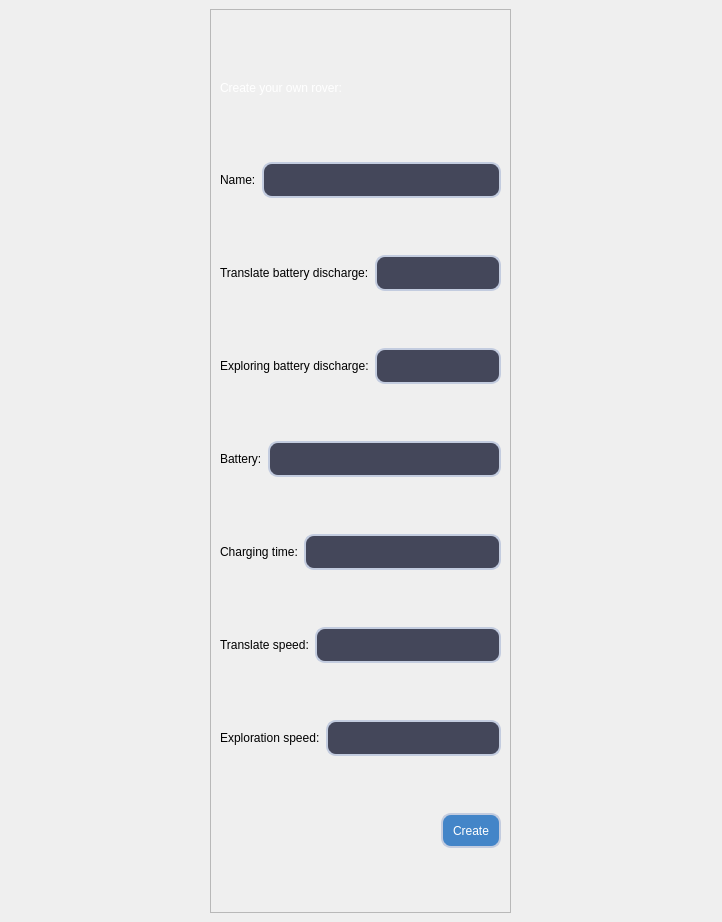
ClaraMirandaGarcia/Rovers, file testProjectPykka/gui/pages/pages.ui: the form before one commit.
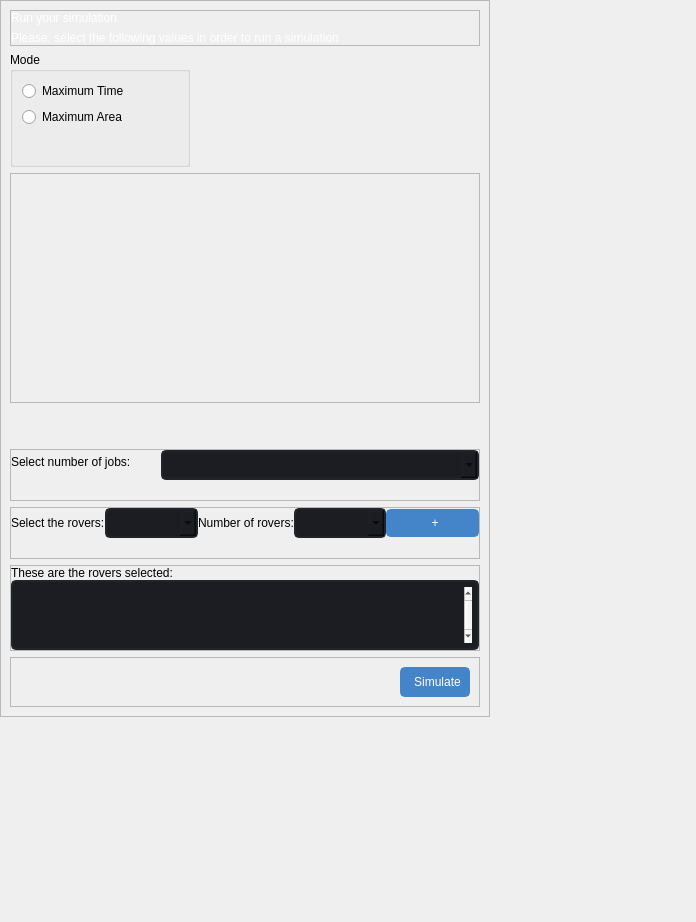
The form after the commit. The open tabs and pages were chosen to show the change. Icons and pictures are not drawn.

```diff
--- a/testProjectPykka/gui/pages/pages.ui
+++ b/testProjectPykka/gui/pages/pages.ui
@@ -6,7 +6,7 @@
    <rect>
     <x>0</x>
     <y>0</y>
-    <width>722</width>
+    <width>696</width>
     <height>922</height>
    </rect>
   </property>
@@ -124,9 +124,24 @@
        <item>
         <layout class="QGridLayout" name="gridLayout_10">
          <item row="0" column="0">
-          <widget class="QLabel" name="label_13">
+          <widget class="QLabel" name="label_name_create">
+           <property name="minimumSize">
+            <size>
+             <width>210</width>
+             <height>0</height>
+            </size>
+           </property>
+           <property name="maximumSize">
+            <size>
+             <width>210</width>
+             <height>16777215</height>
+            </size>
+           </property>
+           <property name="styleSheet">
+            <string notr="true">font: 11pt &quot;Segoe UI&quot;;</string>
+           </property>
            <property name="text">
-            <string>Name:</string>
+            <string>Name of the rover:</string>
            </property>
           </widget>
          </item>
@@ -134,11 +149,15 @@
           <widget class="QLineEdit" name="name_lineEdit">
            <property name="styleSheet">
             <string notr="true">QLineEdit{
-	background-color:rgb(68,71,90);
-	padding: 8px;
-	border: 2px solid #c3ccdf;
-	color: rgb(255, 255, 255);
-	border-radius: 10px;
+	background-color: rgb(27, 29, 35);
+	border-radius: 5px;
+	border: 2px solid rgb(33, 37, 43);
+	padding: 5px;
+	padding-left: 10px;
+}
+
+QLineEdit:hover{
+	border: 1px solid #c3ccdf;
 }</string>
            </property>
           </widget>
@@ -151,19 +170,38 @@
           <widget class="QLineEdit" name="trans_dis_lineEdit">
            <property name="styleSheet">
             <string notr="true">QLineEdit{
-	background-color:rgb(68,71,90);
-	padding: 8px;
-	border: 2px solid #c3ccdf;
-	color: rgb(255, 255, 255);
-	border-radius: 10px;
+	background-color: rgb(27, 29, 35);
+	border-radius: 5px;
+	border: 2px solid rgb(33, 37, 43);
+	padding: 5px;
+	padding-left: 10px;
+}
+
+QLineEdit:hover{
+	border: 1px solid #c3ccdf;
 }</string>
            </property>
           </widget>
          </item>
          <item row="0" column="0">
-          <widget class="QLabel" name="label_16">
+          <widget class="QLabel" name="label_trans_bat_create">
+           <property name="minimumSize">
+            <size>
+             <width>210</width>
+             <height>0</height>
+            </size>
+           </property>
+           <property name="maximumSize">
+            <size>
+             <width>210</width>
+             <height>16777215</height>
+            </size>
+           </property>
+           <property name="styleSheet">
+            <string notr="true">font: 11pt &quot;Segoe UI&quot;;</string>
+           </property>
            <property name="text">
-            <string>Translate battery discharge:</string>
+            <string>Translate battery discharge (W):</string>
            </property>
           </widget>
          </item>
@@ -172,9 +210,24 @@
        <item>
         <layout class="QGridLayout" name="gridLayout_11">
          <item row="0" column="0">
-          <widget class="QLabel" name="label_14">
+          <widget class="QLabel" name="label_exp_dis_create">
+           <property name="minimumSize">
+            <size>
+             <width>210</width>
+             <height>0</height>
+            </size>
+           </property>
+           <property name="maximumSize">
+            <size>
+             <width>210</width>
+             <height>16777215</height>
+            </size>
+           </property>
+           <property name="styleSheet">
+            <string notr="true">font: 11pt &quot;Segoe UI&quot;;</string>
+           </property>
            <property name="text">
-            <string>Exploring battery discharge:</string>
+            <string>Exploring battery discharge (W):</string>
            </property>
           </widget>
          </item>
@@ -182,11 +235,15 @@
           <widget class="QLineEdit" name="exp_dis_lineEdit">
            <property name="styleSheet">
             <string notr="true">QLineEdit{
-	background-color:rgb(68,71,90);
-	padding: 8px;
-	border: 2px solid #c3ccdf;
-	color: rgb(255, 255, 255);
-	border-radius: 10px;
+	background-color: rgb(27, 29, 35);
+	border-radius: 5px;
+	border: 2px solid rgb(33, 37, 43);
+	padding: 5px;
+	padding-left: 10px;
+}
+
+QLineEdit:hover{
+	border: 1px solid #c3ccdf;
 }</string>
            </property>
           </widget>
@@ -196,9 +253,24 @@
        <item>
         <layout class="QGridLayout" name="gridLayout_14">
          <item row="0" column="0">
-          <widget class="QLabel" name="label_17">
+          <widget class="QLabel" name="label_bat_create">
+           <property name="minimumSize">
+            <size>
+             <width>210</width>
+             <height>0</height>
+            </size>
+           </property>
+           <property name="maximumSize">
+            <size>
+             <width>210</width>
+             <height>16777215</height>
+            </size>
+           </property>
+           <property name="styleSheet">
+            <string notr="true">font: 11pt &quot;Segoe UI&quot;;</string>
+           </property>
            <property name="text">
-            <string>Battery:</string>
+            <string>Battery (W/h):</string>
            </property>
           </widget>
          </item>
@@ -206,11 +278,15 @@
           <widget class="QLineEdit" name="bat_lineEdit">
            <property name="styleSheet">
             <string notr="true">QLineEdit{
-	background-color:rgb(68,71,90);
-	padding: 8px;
-	border: 2px solid #c3ccdf;
-	color: rgb(255, 255, 255);
-	border-radius: 10px;
+	background-color: rgb(27, 29, 35);
+	border-radius: 5px;
+	border: 2px solid rgb(33, 37, 43);
+	padding: 5px;
+	padding-left: 10px;
+}
+
+QLineEdit:hover{
+	border: 1px solid #c3ccdf;
 }</string>
            </property>
           </widget>
@@ -220,9 +296,24 @@
        <item>
         <layout class="QGridLayout" name="gridLayout_9">
          <item row="0" column="0">
-          <widget class="QLabel" name="label_11">
+          <widget class="QLabel" name="label_ch_time_create">
+           <property name="minimumSize">
+            <size>
+             <width>210</width>
+             <height>0</height>
+            </size>
+           </property>
+           <property name="maximumSize">
+            <size>
+             <width>210</width>
+             <height>16777215</height>
+            </size>
+           </property>
+           <property name="styleSheet">
+            <string notr="true">font: 11pt &quot;Segoe UI&quot;;</string>
+           </property>
            <property name="text">
-            <string>Charging time:</string>
+            <string>Charging time (minutes):</string>
            </property>
           </widget>
          </item>
@@ -230,11 +321,15 @@
           <widget class="QLineEdit" name="ch_time_lineEdit">
            <property name="styleSheet">
             <string notr="true">QLineEdit{
-	background-color:rgb(68,71,90);
-	padding: 8px;
-	border: 2px solid #c3ccdf;
-	color: rgb(255, 255, 255);
-	border-radius: 10px;
+	background-color: rgb(27, 29, 35);
+	border-radius: 5px;
+	border: 2px solid rgb(33, 37, 43);
+	padding: 5px;
+	padding-left: 10px;
+}
+
+QLineEdit:hover{
+	border: 1px solid #c3ccdf;
 }</string>
            </property>
           </widget>
@@ -244,9 +339,24 @@
        <item>
         <layout class="QGridLayout" name="gridLayout_12">
          <item row="0" column="0">
-          <widget class="QLabel" name="label_15">
+          <widget class="QLabel" name="label_trans_sp_create">
+           <property name="minimumSize">
+            <size>
+             <width>210</width>
+             <height>0</height>
+            </size>
+           </property>
+           <property name="maximumSize">
+            <size>
+             <width>210</width>
+             <height>16777215</height>
+            </size>
+           </property>
+           <property name="styleSheet">
+            <string notr="true">font: 11pt &quot;Segoe UI&quot;;</string>
+           </property>
            <property name="text">
-            <string>Translate speed:</string>
+            <string>Translate speed (m/min):</string>
            </property>
           </widget>
          </item>
@@ -254,11 +364,15 @@
           <widget class="QLineEdit" name="trans_sp_lineEdit">
            <property name="styleSheet">
             <string notr="true">QLineEdit{
-	background-color:rgb(68,71,90);
-	padding: 8px;
-	border: 2px solid #c3ccdf;
-	color: rgb(255, 255, 255);
-	border-radius: 10px;
+	background-color: rgb(27, 29, 35);
+	border-radius: 5px;
+	border: 2px solid rgb(33, 37, 43);
+	padding: 5px;
+	padding-left: 10px;
+}
+
+QLineEdit:hover{
+	border: 1px solid #c3ccdf;
 }</string>
            </property>
           </widget>
@@ -271,20 +385,38 @@
           <widget class="QLineEdit" name="exp_sp_lineEdit">
            <property name="styleSheet">
             <string notr="true">QLineEdit{
-	background-color:rgb(68,71,90);
-	padding: 8px;
-	border: 2px solid #c3ccdf;
-	color: rgb(255, 255, 255);
-	border-radius: 10px;
+	background-color: rgb(27, 29, 35);
+	border-radius: 5px;
+	border: 2px solid rgb(33, 37, 43);
+	padding: 5px;
+	padding-left: 10px;
 }
-</string>
+
+QLineEdit:hover{
+	border: 1px solid #c3ccdf;
+}</string>
            </property>
           </widget>
          </item>
          <item row="0" column="0">
-          <widget class="QLabel" name="label_18">
+          <widget class="QLabel" name="label_exp_sp">
+           <property name="minimumSize">
+            <size>
+             <width>210</width>
+             <height>0</height>
+            </size>
+           </property>
+           <property name="maximumSize">
+            <size>
+             <width>210</width>
+             <height>16777215</height>
+            </size>
+           </property>
+           <property name="styleSheet">
+            <string notr="true">font: 11pt &quot;Segoe UI&quot;;</string>
+           </property>
            <property name="text">
-            <string>Exploration speed:</string>
+            <string>Exploration speed (m/min):</string>
            </property>
           </widget>
          </item>
@@ -322,9 +454,12 @@
            <property name="styleSheet">
             <string notr="true">QPushButton{
 	background-color :rgb(67,133,200);
-	border: 2px solid #c3ccdf;
 	color: rgb(255, 255, 255);
-	border-radius: 10px;
+	font: 11pt &quot;Segoe UI&quot;;
+	border-radius: 5px;
+	border: 2px solid rgb(67,133,200);
+	padding: 5px;
+	padding-left: 10px;
 }
 
 QPushButton:hover{
@@ -630,6 +765,705 @@
     </item>
    </layout>
   </widget>
+  <widget class="QWidget" name="page_simulation">
+   <property name="layoutDirection">
+    <enum>Qt::LeftToRight</enum>
+   </property>
+   <layout class="QVBoxLayout" name="verticalLayout_14">
+    <property name="spacing">
+     <number>0</number>
+    </property>
+    <property name="leftMargin">
+     <number>0</number>
+    </property>
+    <property name="topMargin">
+     <number>0</number>
+    </property>
+    <property name="rightMargin">
+     <number>0</number>
+    </property>
+    <property name="bottomMargin">
+     <number>0</number>
+    </property>
+    <item alignment="Qt::AlignLeft|Qt::AlignTop">
+     <widget class="QFrame" name="central_frame_simulation">
+      <property name="minimumSize">
+       <size>
+        <width>490</width>
+        <height>0</height>
+       </size>
+      </property>
+      <property name="maximumSize">
+       <size>
+        <width>490</width>
+        <height>16777215</height>
+       </size>
+      </property>
+      <property name="layoutDirection">
+       <enum>Qt::LeftToRight</enum>
+      </property>
+      <property name="frameShape">
+       <enum>QFrame::StyledPanel</enum>
+      </property>
+      <property name="frameShadow">
+       <enum>QFrame::Raised</enum>
+      </property>
+      <layout class="QVBoxLayout" name="verticalLayout_12">
+       <item>
+        <widget class="QFrame" name="top_frame">
+         <property name="frameShape">
+          <enum>QFrame::StyledPanel</enum>
+         </property>
+         <property name="frameShadow">
+          <enum>QFrame::Raised</enum>
+         </property>
+         <layout class="QVBoxLayout" name="verticalLayout_15">
+          <property name="leftMargin">
+           <number>0</number>
+          </property>
+          <property name="topMargin">
+           <number>0</number>
+          </property>
+          <property name="rightMargin">
+           <number>0</number>
+          </property>
+          <property name="bottomMargin">
+           <number>0</number>
+          </property>
+          <item>
+           <widget class="QLabel" name="label_run_simulation">
+            <property name="styleSheet">
+             <string notr="true">font: 700 14pt &quot;Segoe UI&quot;;
+color:rgb(255, 255, 255);</string>
+            </property>
+            <property name="text">
+             <string>Run your simulation</string>
+            </property>
+           </widget>
+          </item>
+          <item>
+           <widget class="QLabel" name="label_descrip_simulation">
+            <property name="styleSheet">
+             <string notr="true">font: 12pt &quot;Segoe UI&quot;;
+color:rgb(255, 255, 255);</string>
+            </property>
+            <property name="text">
+             <string>Please, select the following values in order to run a simulation</string>
+            </property>
+           </widget>
+          </item>
+         </layout>
+        </widget>
+       </item>
+       <item>
+        <widget class="QGroupBox" name="group_box_modes">
+         <property name="minimumSize">
+          <size>
+           <width>180</width>
+           <height>115</height>
+          </size>
+         </property>
+         <property name="maximumSize">
+          <size>
+           <width>180</width>
+           <height>115</height>
+          </size>
+         </property>
+         <property name="styleSheet">
+          <string notr="true">font: 12pt &quot;Segoe UI&quot;;</string>
+         </property>
+         <property name="title">
+          <string>Mode</string>
+         </property>
+         <layout class="QVBoxLayout" name="verticalLayout_16">
+          <property name="leftMargin">
+           <number>9</number>
+          </property>
+          <property name="topMargin">
+           <number>9</number>
+          </property>
+          <item>
+           <widget class="QRadioButton" name="radioButton_max_time">
+            <property name="styleSheet">
+             <string notr="true">QRadioButton::indicator {
+    border: 3px solid rgb(52, 59, 72);
+	width: 15px;
+	height: 15px;
+	border-radius: 10px;
+    background: rgb(44, 49, 60);
+}
+QRadioButton::indicator:hover {
+    border: 3px solid rgb(58, 66, 81);
+}
+QRadioButton::indicator:checked {
+    background: 3px solid rgb(94, 106, 130);
+	border: 3px solid rgb(52, 59, 72);	
+}
+font: 11pt &quot;Segoe UI&quot;;</string>
+            </property>
+            <property name="text">
+             <string>Maximum Time</string>
+            </property>
+           </widget>
+          </item>
+          <item>
+           <widget class="QRadioButton" name="radioButton_max_area">
+            <property name="styleSheet">
+             <string notr="true">QRadioButton::indicator {
+    border: 3px solid rgb(52, 59, 72);
+	width: 15px;
+	height: 15px;
+	border-radius: 10px;
+    background: rgb(44, 49, 60);
+}
+QRadioButton::indicator:hover {
+    border: 3px solid rgb(58, 66, 81);
+}
+QRadioButton::indicator:checked {
+    background: 3px solid rgb(94, 106, 130);
+	border: 3px solid rgb(52, 59, 72);	
+}
+font: 11pt &quot;Segoe UI&quot;;</string>
+            </property>
+            <property name="text">
+             <string>Maximum Area</string>
+            </property>
+           </widget>
+          </item>
+          <item>
+           <widget class="QLabel" name="lbl_error_mode">
+            <property name="text">
+             <string/>
+            </property>
+           </widget>
+          </item>
+         </layout>
+        </widget>
+       </item>
+       <item alignment="Qt::AlignLeft|Qt::AlignTop">
+        <widget class="QFrame" name="frame_simulation_widgets">
+         <property name="minimumSize">
+          <size>
+           <width>470</width>
+           <height>230</height>
+          </size>
+         </property>
+         <property name="maximumSize">
+          <size>
+           <width>200</width>
+           <height>230</height>
+          </size>
+         </property>
+         <property name="styleSheet">
+          <string notr="true"/>
+         </property>
+         <property name="frameShape">
+          <enum>QFrame::StyledPanel</enum>
+         </property>
+         <property name="frameShadow">
+          <enum>QFrame::Raised</enum>
+         </property>
+         <layout class="QVBoxLayout" name="fr_sim_widgets_layout">
+          <property name="spacing">
+           <number>0</number>
+          </property>
+          <property name="leftMargin">
+           <number>0</number>
+          </property>
+          <property name="topMargin">
+           <number>0</number>
+          </property>
+          <property name="rightMargin">
+           <number>0</number>
+          </property>
+          <property name="bottomMargin">
+           <number>0</number>
+          </property>
+         </layout>
+        </widget>
+       </item>
+       <item>
+        <spacer name="verticalSpacer">
+         <property name="orientation">
+          <enum>Qt::Vertical</enum>
+         </property>
+         <property name="sizeHint" stdset="0">
+          <size>
+           <width>20</width>
+           <height>40</height>
+          </size>
+         </property>
+        </spacer>
+       </item>
+       <item>
+        <widget class="QFrame" name="frame_jobs">
+         <property name="minimumSize">
+          <size>
+           <width>0</width>
+           <height>50</height>
+          </size>
+         </property>
+         <property name="frameShape">
+          <enum>QFrame::StyledPanel</enum>
+         </property>
+         <property name="frameShadow">
+          <enum>QFrame::Raised</enum>
+         </property>
+         <layout class="QHBoxLayout" name="horizontalLayout_4">
+          <property name="spacing">
+           <number>0</number>
+          </property>
+          <property name="leftMargin">
+           <number>0</number>
+          </property>
+          <property name="topMargin">
+           <number>0</number>
+          </property>
+          <property name="rightMargin">
+           <number>0</number>
+          </property>
+          <property name="bottomMargin">
+           <number>0</number>
+          </property>
+          <item>
+           <layout class="QFormLayout" name="formLayout_2">
+            <item row="0" column="0">
+             <widget class="QLabel" name="label_num_jobs">
+              <property name="minimumSize">
+               <size>
+                <width>150</width>
+                <height>0</height>
+               </size>
+              </property>
+              <property name="maximumSize">
+               <size>
+                <width>150</width>
+                <height>16777215</height>
+               </size>
+              </property>
+              <property name="styleSheet">
+               <string notr="true">font: 11pt &quot;Segoe UI&quot;;</string>
+              </property>
+              <property name="text">
+               <string>Select number of jobs:</string>
+              </property>
+             </widget>
+            </item>
+            <item row="0" column="1">
+             <widget class="QComboBox" name="cb_num_jobs">
+              <property name="minimumSize">
+               <size>
+                <width>0</width>
+                <height>30</height>
+               </size>
+              </property>
+              <property name="maximumSize">
+               <size>
+                <width>500</width>
+                <height>30</height>
+               </size>
+              </property>
+              <property name="styleSheet">
+               <string notr="true">QComboBox{
+	background-color: rgb(27, 29, 35);
+	border-radius: 5px;
+	border: 2px solid rgb(33, 37, 43);
+	padding: 5px;
+	padding-left: 10px;
+}
+QComboBox:hover{
+	border: 2px solid rgb(64, 71, 88);
+}
+QComboBox::drop-down {
+	subcontrol-origin: padding;
+	subcontrol-position: top right;
+	width: 25px; 
+	border-left-width: 3px;
+	border-left-color: rgba(39, 44, 54, 150);
+	border-left-style: solid;
+	border-top-right-radius: 3px;
+	border-bottom-right-radius: 3px;	
+	background-image: url(:/icons/images/icons/cil-arrow-bottom.png);
+	background-position: center;
+	background-repeat: no-reperat;
+ }</string>
+              </property>
+             </widget>
+            </item>
+            <item row="1" column="0" colspan="2">
+             <widget class="QLabel" name="lbl_error_num_jobs">
+              <property name="minimumSize">
+               <size>
+                <width>0</width>
+                <height>20</height>
+               </size>
+              </property>
+              <property name="maximumSize">
+               <size>
+                <width>16777215</width>
+                <height>20</height>
+               </size>
+              </property>
+              <property name="text">
+               <string/>
+              </property>
+             </widget>
+            </item>
+           </layout>
+          </item>
+         </layout>
+        </widget>
+       </item>
+       <item>
+        <widget class="QFrame" name="frame_rovers_select">
+         <property name="minimumSize">
+          <size>
+           <width>0</width>
+           <height>50</height>
+          </size>
+         </property>
+         <property name="frameShape">
+          <enum>QFrame::StyledPanel</enum>
+         </property>
+         <property name="frameShadow">
+          <enum>QFrame::Raised</enum>
+         </property>
+         <layout class="QHBoxLayout" name="horizontalLayout_3">
+          <property name="spacing">
+           <number>0</number>
+          </property>
+          <property name="leftMargin">
+           <number>0</number>
+          </property>
+          <property name="topMargin">
+           <number>0</number>
+          </property>
+          <property name="rightMargin">
+           <number>0</number>
+          </property>
+          <property name="bottomMargin">
+           <number>0</number>
+          </property>
+          <item>
+           <layout class="QGridLayout" name="rover_select_gridLayout">
+            <item row="0" column="2">
+             <widget class="QLabel" name="label_num_rovers">
+              <property name="styleSheet">
+               <string notr="true">font: 11pt &quot;Segoe UI&quot;;</string>
+              </property>
+              <property name="text">
+               <string>Number of rovers:</string>
+              </property>
+             </widget>
+            </item>
+            <item row="0" column="4">
+             <widget class="QPushButton" name="add_rover_select_btn">
+              <property name="minimumSize">
+               <size>
+                <width>25</width>
+                <height>0</height>
+               </size>
+              </property>
+              <property name="styleSheet">
+               <string notr="true">QPushButton{
+	background-color :rgb(67,133,200);
+	color: rgb(255, 255, 255);
+	font: 11pt &quot;Segoe UI&quot;;
+	border-radius: 5px;
+	border: 2px solid rgb(67,133,200);
+	padding: 5px;
+	padding-left: 10px;
+}
+
+QPushButton:hover{
+	background-color: rgb(85,170,225);
+}
+
+QPushButton:pressed{
+	background-color: rgb(79, 198, 219);
+}</string>
+              </property>
+              <property name="text">
+               <string>+</string>
+              </property>
+             </widget>
+            </item>
+            <item row="0" column="1">
+             <widget class="QComboBox" name="cb_rovers">
+              <property name="minimumSize">
+               <size>
+                <width>0</width>
+                <height>30</height>
+               </size>
+              </property>
+              <property name="maximumSize">
+               <size>
+                <width>16777215</width>
+                <height>30</height>
+               </size>
+              </property>
+              <property name="styleSheet">
+               <string notr="true">QComboBox{
+	background-color: rgb(27, 29, 35);
+	border-radius: 5px;
+	border: 2px solid rgb(33, 37, 43);
+	padding: 5px;
+	padding-left: 10px;
+}
+QComboBox:hover{
+	border: 2px solid rgb(64, 71, 88);
+}
+QComboBox::drop-down {
+	subcontrol-origin: padding;
+	subcontrol-position: top right;
+	width: 25px; 
+	border-left-width: 3px;
+	border-left-color: rgba(39, 44, 54, 150);
+	border-left-style: solid;
+	border-top-right-radius: 3px;
+	border-bottom-right-radius: 3px;	
+	background-image: url(:/icons/images/icons/cil-arrow-bottom.png);
+	background-position: center;
+	background-repeat: no-reperat;
+ }</string>
+              </property>
+             </widget>
+            </item>
+            <item row="0" column="0">
+             <widget class="QLabel" name="label_rovers_select">
+              <property name="styleSheet">
+               <string notr="true">font: 11pt &quot;Segoe UI&quot;;</string>
+              </property>
+              <property name="text">
+               <string>Select the rovers:</string>
+              </property>
+             </widget>
+            </item>
+            <item row="0" column="3">
+             <widget class="QComboBox" name="cb_num_rovers">
+              <property name="minimumSize">
+               <size>
+                <width>0</width>
+                <height>30</height>
+               </size>
+              </property>
+              <property name="maximumSize">
+               <size>
+                <width>16777215</width>
+                <height>30</height>
+               </size>
+              </property>
+              <property name="styleSheet">
+               <string notr="true">QComboBox{
+	background-color: rgb(27, 29, 35);
+	border-radius: 5px;
+	border: 2px solid rgb(33, 37, 43);
+	padding: 5px;
+	padding-left: 10px;
+}
+QComboBox:hover{
+	border: 2px solid rgb(64, 71, 88);
+}
+QComboBox::drop-down {
+	subcontrol-origin: padding;
+	subcontrol-position: top right;
+	width: 25px; 
+	border-left-width: 3px;
+	border-left-color: rgba(39, 44, 54, 150);
+	border-left-style: solid;
+	border-top-right-radius: 3px;
+	border-bottom-right-radius: 3px;	
+	background-image: url(:/icons/images/icons/cil-arrow-bottom.png);
+	background-position: center;
+	background-repeat: no-reperat;
+ }</string>
+              </property>
+             </widget>
+            </item>
+            <item row="1" column="0" colspan="5">
+             <widget class="QLabel" name="lbl_error_rovers_select">
+              <property name="minimumSize">
+               <size>
+                <width>0</width>
+                <height>20</height>
+               </size>
+              </property>
+              <property name="maximumSize">
+               <size>
+                <width>16777215</width>
+                <height>20</height>
+               </size>
+              </property>
+              <property name="text">
+               <string/>
+              </property>
+             </widget>
+            </item>
+           </layout>
+          </item>
+         </layout>
+        </widget>
+       </item>
+       <item>
+        <widget class="QFrame" name="frame_rovers_selected">
+         <property name="frameShape">
+          <enum>QFrame::StyledPanel</enum>
+         </property>
+         <property name="frameShadow">
+          <enum>QFrame::Raised</enum>
+         </property>
+         <layout class="QVBoxLayout" name="verticalLayout_18">
+          <property name="spacing">
+           <number>0</number>
+          </property>
+          <property name="leftMargin">
+           <number>0</number>
+          </property>
+          <property name="topMargin">
+           <number>0</number>
+          </property>
+          <property name="rightMargin">
+           <number>0</number>
+          </property>
+          <property name="bottomMargin">
+           <number>0</number>
+          </property>
+          <item>
+           <widget class="QLabel" name="label_rovers_selected">
+            <property name="styleSheet">
+             <string notr="true">font: 11pt &quot;Segoe UI&quot;;</string>
+            </property>
+            <property name="text">
+             <string>These are the rovers selected:</string>
+            </property>
+           </widget>
+          </item>
+          <item>
+           <widget class="QTextEdit" name="textEdit_rovers_selected">
+            <property name="minimumSize">
+             <size>
+              <width>0</width>
+              <height>70</height>
+             </size>
+            </property>
+            <property name="maximumSize">
+             <size>
+              <width>16777215</width>
+              <height>70</height>
+             </size>
+            </property>
+            <property name="styleSheet">
+             <string notr="true">QTextEdit{
+	background-color: rgb(27, 29, 35);
+	border-radius: 5px;
+	border: 2px solid rgb(33, 37, 43);
+	padding: 5px;
+	padding-left: 10px;
+}
+QTextEdit  QScrollBar:vertical {
+    width: 8px;
+ }
+QTextEdit  QScrollBar:horizontal {
+    height: 8px;
+ }
+QTextEdit:hover {
+	border: 2px solid rgb(64, 71, 88);
+}
+QTextEdit:focus {
+	border: 2px solid rgb(91, 101, 124);
+}</string>
+            </property>
+            <property name="verticalScrollBarPolicy">
+             <enum>Qt::ScrollBarAlwaysOn</enum>
+            </property>
+            <property name="horizontalScrollBarPolicy">
+             <enum>Qt::ScrollBarAlwaysOff</enum>
+            </property>
+           </widget>
+          </item>
+         </layout>
+        </widget>
+       </item>
+       <item>
+        <widget class="QFrame" name="frame_simulate">
+         <property name="minimumSize">
+          <size>
+           <width>0</width>
+           <height>50</height>
+          </size>
+         </property>
+         <property name="maximumSize">
+          <size>
+           <width>16777215</width>
+           <height>50</height>
+          </size>
+         </property>
+         <property name="frameShape">
+          <enum>QFrame::StyledPanel</enum>
+         </property>
+         <property name="frameShadow">
+          <enum>QFrame::Raised</enum>
+         </property>
+         <layout class="QHBoxLayout" name="horizontalLayout_5">
+          <item>
+           <spacer name="horizontalSpacer_3">
+            <property name="orientation">
+             <enum>Qt::Horizontal</enum>
+            </property>
+            <property name="sizeHint" stdset="0">
+             <size>
+              <width>40</width>
+              <height>20</height>
+             </size>
+            </property>
+           </spacer>
+          </item>
+          <item>
+           <widget class="QPushButton" name="button_simulate">
+            <property name="minimumSize">
+             <size>
+              <width>70</width>
+              <height>30</height>
+             </size>
+            </property>
+            <property name="maximumSize">
+             <size>
+              <width>16777215</width>
+              <height>30</height>
+             </size>
+            </property>
+            <property name="styleSheet">
+             <string notr="true">QPushButton{
+	background-color :rgb(67,133,200);
+	color: rgb(255, 255, 255);
+	font: 11pt &quot;Segoe UI&quot;;
+	border-radius: 5px;
+	border: 2px solid rgb(67,133,200);
+	padding: 5px;
+	padding-left: 10px;
+}
+
+QPushButton:hover{
+	background-color: rgb(85,170,225);
+}
+
+QPushButton:pressed{
+	background-color: rgb(79, 198, 219);
+}</string>
+            </property>
+            <property name="text">
+             <string>Simulate</string>
+            </property>
+           </widget>
+          </item>
+         </layout>
+        </widget>
+       </item>
+      </layout>
+     </widget>
+    </item>
+   </layout>
+  </widget>
   <widget class="QWidget" name="page_details">
    <layout class="QVBoxLayout" name="verticalLayout_6">
     <property name="spacing">
```
Left out of the diff: 95 changed lines with no effect on the pictures.
